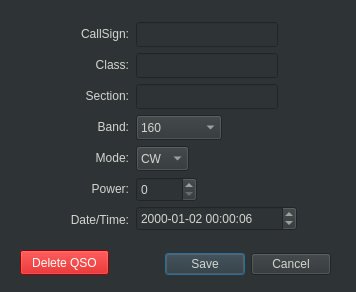
mbridak/WinterFieldDayLogger, file dialog.ui: the form before one commit.
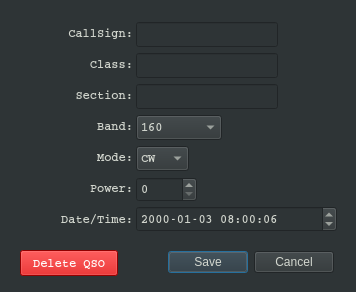
The form after the commit.

Commit message: Changed Font to Courier since Windows Monospace fallback sucked.

```diff
--- a/dialog.ui
+++ b/dialog.ui
@@ -20,12 +20,19 @@
   <widget class="QDialogButtonBox" name="buttonBox">
    <property name="geometry">
     <rect>
-     <x>160</x>
-     <y>248</y>
-     <width>171</width>
-     <height>32</height>
+     <x>168</x>
+     <y>250</y>
+     <width>166</width>
+     <height>25</height>
     </rect>
    </property>
+   <property name="font">
+    <font>
+     <family>Courier</family>
+     <weight>75</weight>
+     <bold>true</bold>
+    </font>
+   </property>
    <property name="orientation">
     <enum>Qt::Horizontal</enum>
    </property>
@@ -80,18 +87,25 @@
     <rect>
      <x>136</x>
      <y>206</y>
-     <width>161</width>
-     <height>25</height>
+     <width>201</width>
+     <height>26</height>
     </rect>
    </property>
+   <property name="font">
+    <font>
+     <family>Courier</family>
+     <weight>75</weight>
+     <bold>true</bold>
+    </font>
+   </property>
    <property name="dateTime">
     <datetime>
-     <hour>0</hour>
+     <hour>8</hour>
      <minute>0</minute>
      <second>6</second>
      <year>2000</year>
      <month>1</month>
-     <day>2</day>
+     <day>3</day>
     </datetime>
    </property>
    <property name="currentSection">
@@ -113,6 +127,13 @@
      <height>25</height>
     </rect>
    </property>
+   <property name="font">
+    <font>
+     <family>Courier</family>
+     <weight>75</weight>
+     <bold>true</bold>
+    </font>
+   </property>
    <property name="buttonSymbols">
     <enum>QAbstractSpinBox::UpDownArrows</enum>
    </property>
@@ -129,6 +150,13 @@
      <height>25</height>
     </rect>
    </property>
+   <property name="font">
+    <font>
+     <family>Courier</family>
+     <weight>75</weight>
+     <bold>true</bold>
+    </font>
+   </property>
    <item>
     <property name="text">
      <string>CW</string>
@@ -150,10 +178,17 @@
     <rect>
      <x>20</x>
      <y>250</y>
-     <width>89</width>
-     <height>25</height>
+     <width>98</width>
+     <height>26</height>
     </rect>
    </property>
+   <property name="font">
+    <font>
+     <family>Courier</family>
+     <weight>75</weight>
+     <bold>true</bold>
+    </font>
+   </property>
    <property name="styleSheet">
     <string notr="true">background-color: rgb(204, 0, 0);
 color: rgb(255, 255, 255);</string>
@@ -171,6 +206,13 @@
      <height>25</height>
     </rect>
    </property>
+   <property name="font">
+    <font>
+     <family>Courier</family>
+     <weight>75</weight>
+     <bold>true</bold>
+    </font>
+   </property>
    <item>
     <property name="text">
      <string>160</string>
@@ -220,15 +262,29 @@
   <widget class="QWidget" name="layoutWidget">
    <property name="geometry">
     <rect>
-     <x>51</x>
+     <x>41</x>
      <y>21</y>
-     <width>78</width>
+     <width>92</width>
      <height>211</height>
     </rect>
    </property>
+   <property name="font">
+    <font>
+     <family>Courier</family>
+     <weight>75</weight>
+     <bold>true</bold>
+    </font>
+   </property>
    <layout class="QVBoxLayout" name="verticalLayout_2">
     <item>
      <widget class="QLabel" name="label">
+      <property name="font">
+       <font>
+        <family>Courier</family>
+        <weight>75</weight>
+        <bold>true</bold>
+       </font>
+      </property>
       <property name="text">
        <string>CallSign:</string>
       </property>
@@ -239,6 +295,13 @@
     </item>
     <item>
      <widget class="QLabel" name="label_2">
+      <property name="font">
+       <font>
+        <family>Courier</family>
+        <weight>75</weight>
+        <bold>true</bold>
+       </font>
+      </property>
       <property name="text">
        <string>Class:</string>
       </property>
@@ -249,6 +312,13 @@
     </item>
     <item>
      <widget class="QLabel" name="label_3">
+      <property name="font">
+       <font>
+        <family>Courier</family>
+        <weight>75</weight>
+        <bold>true</bold>
+       </font>
+      </property>
       <property name="text">
        <string>Section:</string>
       </property>
@@ -259,6 +329,13 @@
     </item>
     <item>
      <widget class="QLabel" name="label_4">
+      <property name="font">
+       <font>
+        <family>Courier</family>
+        <weight>75</weight>
+        <bold>true</bold>
+       </font>
+      </property>
       <property name="text">
        <string>Band:</string>
       </property>
@@ -269,6 +346,13 @@
     </item>
     <item>
      <widget class="QLabel" name="label_5">
+      <property name="font">
+       <font>
+        <family>Courier</family>
+        <weight>75</weight>
+        <bold>true</bold>
+       </font>
+      </property>
       <property name="text">
        <string>Mode:</string>
       </property>
@@ -279,6 +363,13 @@
     </item>
     <item>
      <widget class="QLabel" name="label_7">
+      <property name="font">
+       <font>
+        <family>Courier</family>
+        <weight>75</weight>
+        <bold>true</bold>
+       </font>
+      </property>
       <property name="text">
        <string>Power:</string>
       </property>
@@ -289,6 +380,13 @@
     </item>
     <item>
      <widget class="QLabel" name="label_6">
+      <property name="font">
+       <font>
+        <family>Courier</family>
+        <weight>75</weight>
+        <bold>true</bold>
+       </font>
+      </property>
       <property name="text">
        <string>Date/Time:</string>
       </property>
```
Left out of the diff: 21 changed lines with no effect on the pictures. The commit also changes 1 other file.
